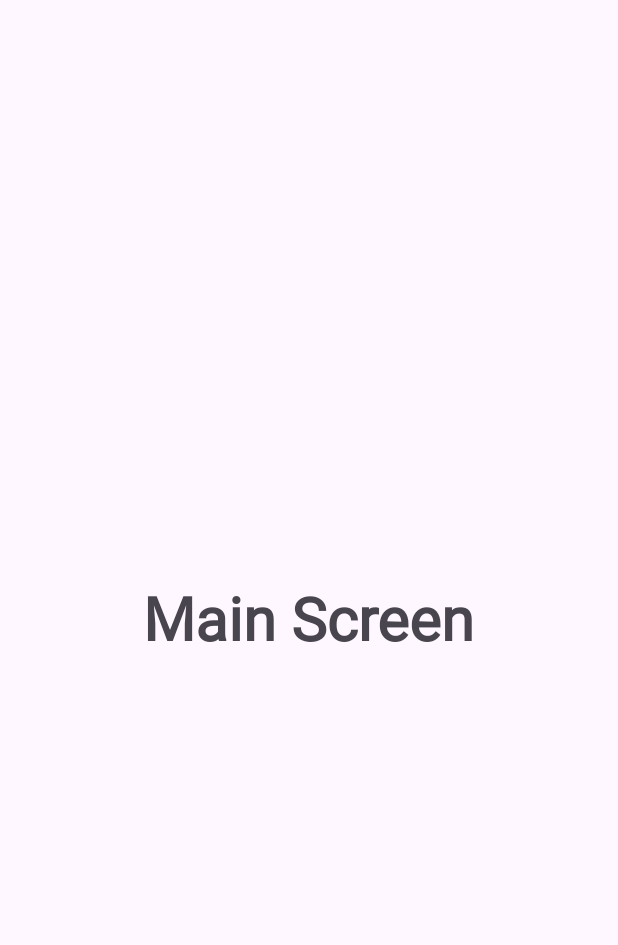
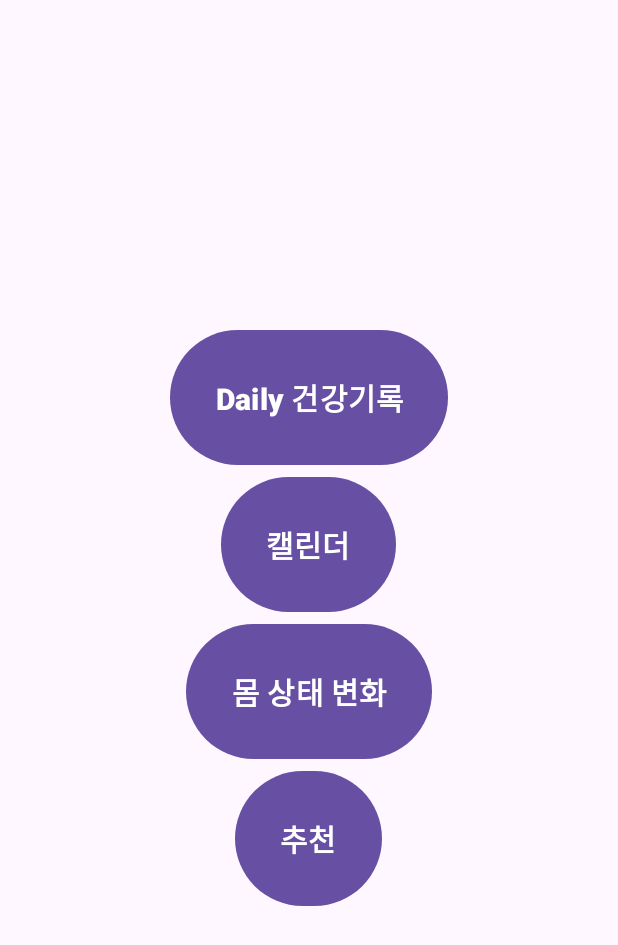
Before and after one commit to OVKJCT/HealthCareProject, an Android app: the screen it shows after launch (MainActivity), on a phone screen of 412 x 824 dp. Shown: the top 945 px of the screen. Run offline under Robolectric (Android 15) with nearby library versions, the phone set to English and light mode, and no system bars.

Commit message:
create button in main activity

```diff
--- a/app/src/main/res/layout/activity_main.xml
+++ b/app/src/main/res/layout/activity_main.xml
@@ -5,13 +5,36 @@
     android:orientation="vertical"
     android:gravity="center">
 
-    <TextView
+   <Button
+       android:layout_width="wrap_content"
+       android:layout_height="wrap_content"
+       android:text="Daily 건강기록"
+       android:textSize="20dp"
+       android:textStyle="bold"
+       android:padding="30dp" />
+
+    <Button
         android:layout_width="wrap_content"
         android:layout_height="wrap_content"
-        android:text="Main Screen"
-        android:textSize="40dp"
-        android:fontFamily="@font/cafesurround"
-        android:textStyle="bold" />
+        android:text="캘린더"
+        android:textSize="20dp"
+        android:textStyle="bold"
+        android:padding="30dp" />
 
+    <Button
+        android:layout_width="wrap_content"
+        android:layout_height="wrap_content"
+        android:text="몸 상태 변화"
+        android:textSize="20dp"
+        android:textStyle="bold"
+        android:padding="30dp" />
+
+    <Button
+        android:layout_width="wrap_content"
+        android:layout_height="wrap_content"
+        android:text="추천"
+        android:textSize="20dp"
+        android:textStyle="bold"
+        android:padding="30dp" />
 
 </LinearLayout>
```
Also changed, not shown: app/src/main/AndroidManifest.xml (+5 -5 lines).
